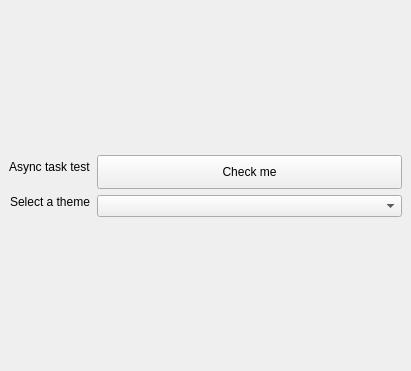
The window that app/ui/main_window.ui (SHIINASAMA/pyside_template) describes before a commit, drawn with Qt 5.
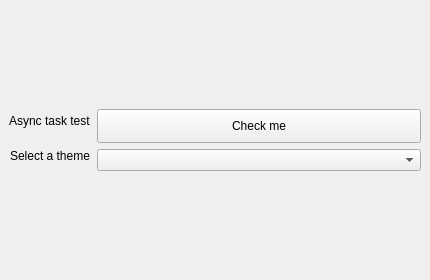
The same window after the commit.

The edit to the form file:
```diff
--- a/app/ui/main_window.ui
+++ b/app/ui/main_window.ui
@@ -6,8 +6,8 @@
    <rect>
     <x>0</x>
     <y>0</y>
-    <width>411</width>
-    <height>371</height>
+    <width>430</width>
+    <height>280</height>
    </rect>
   </property>
   <property name="styleSheet">
@@ -69,6 +69,12 @@
         <height>0</height>
        </size>
       </property>
+      <property name="layoutDirection">
+       <enum>Qt::LayoutDirection::LeftToRight</enum>
+      </property>
+      <property name="editable">
+       <bool>false</bool>
+      </property>
      </widget>
     </item>
     <item row="0" column="0">
```
